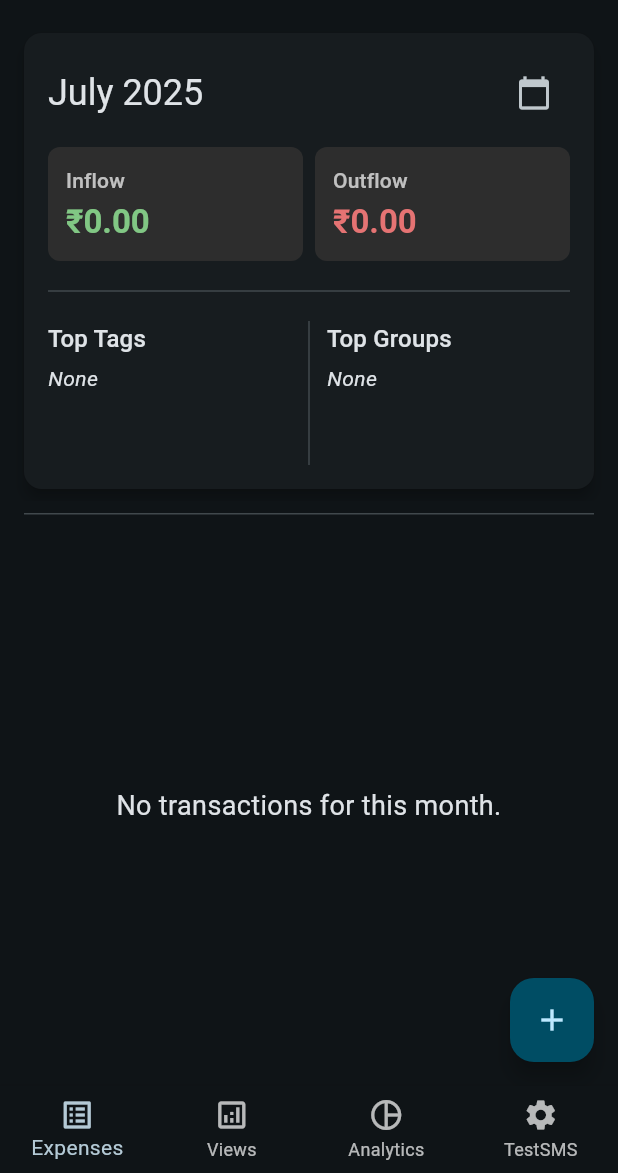
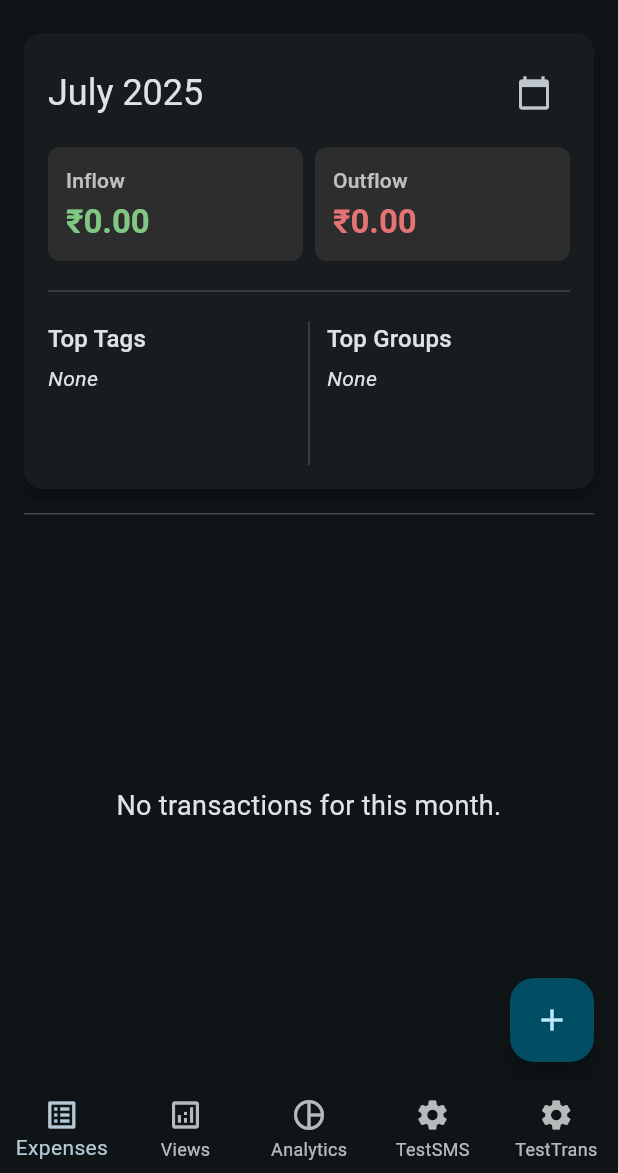
Before and after one commit to MellowMancer/fynans, a Flutter app: the screen it shows after launch, on a phone screen of 412 x 824 dp, the part 63-1236 px from its top. Run offline on Flutter 3.47's test engine with Material 3 defaults, Android fonts, the phone set to English and light mode, and no system bars; our stand-ins replace bloc, equatable, fl_chart, flutter_bloc, hive, hive_flutter and 2 more; missing offline and left inert: flutter_sms_inbox, wheel_picker; accounts and stored records are empty.

Commit message:
Added cubits to transaction list screen

```diff
--- /dev/null
+++ b/lib/blocs/transaction/transaction_cubit.dart
@@ -0,0 +1,22 @@
+import 'package:flutter_bloc/flutter_bloc.dart';
+import 'package:fynans/models/monthly_summary.dart';
+import 'package:fynans/services/hive_service.dart';
+import 'transaction_state.dart';
+
+class TransactionCubit extends Cubit<TransactionState> {
+  final HiveService _hiveService;
+
+  TransactionCubit(this._hiveService) : super(TransactionInitial());
+
+  Future<void> fetchTransactionsForMonth(DateTime month) async {
+    try {
+      emit(TransactionLoadInProgress());
+      _hiveService.listenToTransactionsForMonth(month: month).listen((transactions) {
+        final summary = MonthlySummary.fromTransactions(transactions);
+        emit(TransactionLoadSuccess(summary: summary, transactions: transactions));
+      });
+    } catch (e) {
+      emit(TransactionLoadFailure(e.toString()));
+    }
+  }
+}
--- /dev/null
+++ b/lib/blocs/transaction/transaction_state.dart
@@ -0,0 +1,33 @@
+import 'package:equatable/equatable.dart';
+import 'package:fynans/models/monthly_summary.dart';
+import 'package:fynans/models/transaction.dart';
+
+abstract class TransactionState extends Equatable {
+  const TransactionState();
+
+  @override
+  List<Object> get props => [];
+}
+
+class TransactionInitial extends TransactionState {}
+
+class TransactionLoadInProgress extends TransactionState {}
+
+class TransactionLoadSuccess extends TransactionState {
+  final MonthlySummary summary;
+  final List<Transaction> transactions;
+
+  const TransactionLoadSuccess({required this.summary, required this.transactions});
+
+  @override
+  List<Object> get props => [summary, transactions];
+}
+
+class TransactionLoadFailure extends TransactionState {
+  final String error;
+
+  const TransactionLoadFailure(this.error);
+
+  @override
+  List<Object> get props => [error];
+}
--- a/lib/main_screen.dart
+++ b/lib/main_screen.dart
@@ -1,9 +1,14 @@
 import 'package:flutter/material.dart';
+import 'package:flutter_bloc/flutter_bloc.dart';
 import 'package:fynans/widgets/app_drawer.dart';
 import 'package:fynans/screens/transactions_list_screen.dart';
 import 'package:fynans/screens/analytics_screen.dart';
 import 'package:fynans/screens/advanced_view.dart';
 import 'package:fynans/screens/test_sms_screen.dart';
+import 'package:fynans/screens/test_final_transaction_list_screen.dart';
+import 'package:fynans/blocs/transaction/transaction_cubit.dart';
+import 'package:fynans/blocs/advanced_view/advanced_view_bloc.dart';
+import 'package:fynans/services/hive_service.dart';
 
 class MainScreen extends StatefulWidget {
   const MainScreen({super.key});
@@ -22,13 +27,26 @@ class _MainScreenState extends State<MainScreen> {
     'Advanced View',
     'Analytics',
     'Test SMS',
+    'Test Transactions',
   ];
 
-  static const List<Widget> _widgetOptions = <Widget>[
-    TransactionsListScreen(),
-    AdvancedViewScreen(),
-    AnalyticsScreen(),
-    TestSmsScreen(),
+  static final List<Widget> _widgetOptions = <Widget>[
+    const TransactionsListScreen(),
+    const AdvancedViewScreen(),
+    const AnalyticsScreen(),
+    const TestSmsScreen(),
+    MultiBlocProvider(
+      providers: [
+        BlocProvider<TransactionCubit>(
+          create: (context) => TransactionCubit(HiveService()),
+        ),
+        BlocProvider<AdvancedViewBloc>(
+          create: (context) => AdvancedViewBloc()
+            ..add(AdvancedViewDataFetched()),
+        ),
+      ],
+      child: const TestTransactionsListScreen(),
+    )
   ];
 
   @override
@@ -93,6 +111,10 @@ class _MainScreenState extends State<MainScreen> {
             icon: Icon(Icons.settings),
             label: 'TestSMS',
           ),
+          BottomNavigationBarItem(
+            icon: Icon(Icons.settings),
+            label: 'TestTrans',
+          ),
         ],
         currentIndex: _selectedIndex,
         onTap: _onItemTapped,
--- a/lib/models/monthly_summary.dart
+++ b/lib/models/monthly_summary.dart
@@ -26,7 +26,6 @@ class MonthlySummary {
         income += transaction.amount;
       } else {
         spent += transaction.amount;
-        // Only track spending for top groups/tags
         for (var tag in transaction.tags) {
           final cleanTag = tag.trim().toLowerCase();
           if (cleanTag.isNotEmpty) {
--- a/lib/screens/add_transaction_screen.dart
+++ b/lib/screens/add_transaction_screen.dart
@@ -15,6 +15,7 @@ class AddTransactionScreen extends StatefulWidget {
 class _AddTransactionScreenState extends State<AddTransactionScreen> {
   final _hiveService = HiveService();
   final _formKey = GlobalKey<FormState>();
+  final _tagFormFieldKey = GlobalKey<FormFieldState<List<String>>>();
   final _amountController = TextEditingController();
   final _noteController = TextEditingController();
   final _groupController = TextEditingController();
@@ -350,8 +351,6 @@ class _AddTransactionScreenState extends State<AddTransactionScreen> {
   }
 }
 
-final _tagFormFieldKey = GlobalKey<FormFieldState>();
-
 class MultiSelectDialog extends StatefulWidget {
   final List<String> items;
   final List<String> initialSelectedItems;
--- a/lib/screens/transactions_list_screen.dart
+++ b/lib/screens/transactions_list_screen.dart
@@ -24,7 +24,7 @@ class _TransactionsListScreenState extends State<TransactionsListScreen> {
   void initState() {
     super.initState();
     _populateMonths();
-    // Set the current page to the last month in the list (most recent)
+
     _currentPageIndex = _months.length - 1;
     _pageController = PageController(
       initialPage: _currentPageIndex >= 0 ? _currentPageIndex : 0,
--- a/pubspec.yaml
+++ b/pubspec.yaml
@@ -5,7 +5,7 @@ publish_to: 'none'
 version: 1.0.0+1
 
 environment:
-  sdk: ^3.8.1
+  sdk: '>=3.4.0 <4.0.0'
 
 dependencies:
   flutter:
@@ -21,7 +21,7 @@ dependencies:
   wheel_picker: ^0.2.2
   flutter_bloc: ^9.1.1
   flutter_sms_inbox: ^1.0.4
-  permission_handler: ^11.3.1
+  permission_handler: ^12.0.1
   shared_preferences: ^2.2.3
   equatable: ^2.0.7
   bloc: ^9.0.0
```
Also changed, not shown: pubspec.lock.
